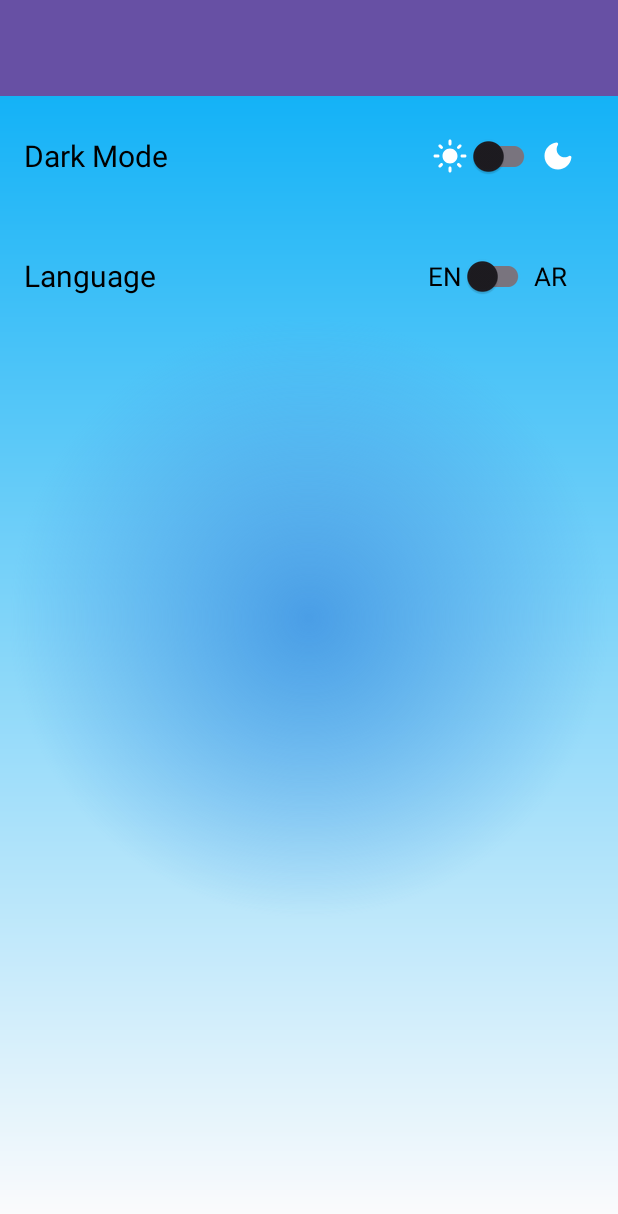
After one commit to 0xSA7/What-Now-NewsApp, an Android app: the SettingsActivity screen opened directly, with no data from a screen before it, on a phone screen of 412 x 824 dp. The commit adds this screen. Shown: the top 1214 px of the screen. Run offline under Robolectric (Android 15) with nearby library versions, the phone set to English and light mode, and no system bars; Roboto replaces fonts that are not available here.

Commit message:
Settings Activity

```diff
--- a/app/src/main/AndroidManifest.xml
+++ b/app/src/main/AndroidManifest.xml
@@ -15,6 +15,9 @@
         android:theme="@style/Theme.WhatNow"
         android:usesCleartextTraffic="true"
         tools:targetApi="31">
+        <activity
+            android:name=".SettingsActivity"
+            android:exported="false" />
         <activity
             android:name=".api.SearchFragment"
             android:exported="false" />
--- a/app/src/main/java/com/example/whatnow/MainActivity.kt
+++ b/app/src/main/java/com/example/whatnow/MainActivity.kt
@@ -35,6 +35,7 @@ class MainActivity : AppCompatActivity(), SearchFragment.OnSearchListener {
         val retrofit = DefaultRetrofitFactory().createRetrofit()
         val newsCallable = retrofit.create(NewsCallable::class.java)
         newsManager = NewsManager(this, binding, newsCallable)
+
         val query = APIBuilder.topHeadlinesCall()
         newsManager.loadNews(query)
         binding.swipeRefresh.setOnRefreshListener { newsManager.loadNews(query) }
--- /dev/null
+++ b/app/src/main/java/com/example/whatnow/SettingsActivity.kt
@@ -0,0 +1,104 @@
+package com.example.whatnow
+
+import android.content.Context
+import android.content.SharedPreferences
+import android.content.res.Configuration
+import android.os.Bundle
+import androidx.activity.enableEdgeToEdge
+import androidx.appcompat.app.AppCompatActivity
+import androidx.appcompat.app.AppCompatDelegate
+import androidx.appcompat.widget.SwitchCompat
+import androidx.appcompat.widget.Toolbar
+import androidx.core.view.ViewCompat
+import androidx.core.view.WindowInsetsCompat
+import java.util.Locale
+
+class SettingsActivity : AppCompatActivity() {
+    private lateinit var modeSwitch: SwitchCompat
+    private var nightMode:Boolean=false
+    private var editor: SharedPreferences.Editor?=null
+    private var  sharedPreferences:SharedPreferences?=null
+    override fun onCreate(savedInstanceState: Bundle?) {
+        super.onCreate(savedInstanceState)
+        enableEdgeToEdge()
+        setContentView(R.layout.activity_settings)
+        ViewCompat.setOnApplyWindowInsetsListener(findViewById(R.id.main)) { v, insets ->
+            val systemBars = insets.getInsets(WindowInsetsCompat.Type.systemBars())
+            v.setPadding(systemBars.left, systemBars.top, systemBars.right, systemBars.bottom)
+            insets
+        }
+        val switchLanguage: SwitchCompat = findViewById(R.id.switch_language)
+        val sharedPref = getSharedPreferences("app_preferences", Context.MODE_PRIVATE)
+        val savedLanguage = sharedPref.getString("language", "en") ?: "en"
+
+        // Set switch state based on current locale
+        switchLanguage.isChecked = savedLanguage == "ar"
+
+        switchLanguage.setOnCheckedChangeListener { _, isChecked ->
+            val language = if (isChecked) "ar" else "en"
+            val editor = sharedPref.edit()
+            editor.putString("language", language)
+            editor.apply()
+            recreate()
+        }
+        modeSwitch=findViewById(R.id.switch_theme)
+        sharedPreferences=getSharedPreferences("MODE", Context.MODE_PRIVATE)
+        nightMode=sharedPreferences?.getBoolean("night",false)!!
+
+        if (nightMode){
+            modeSwitch.isChecked=true
+            AppCompatDelegate.setDefaultNightMode(AppCompatDelegate.MODE_NIGHT_YES)
+        }
+        modeSwitch.setOnCheckedChangeListener{compoundButton,state->
+            if (nightMode){
+                AppCompatDelegate.setDefaultNightMode(AppCompatDelegate.MODE_NIGHT_NO)
+                editor=sharedPreferences?.edit()
+                editor?.putBoolean("night",false)
+            }else{
+                AppCompatDelegate.setDefaultNightMode(AppCompatDelegate.MODE_NIGHT_YES)
+                editor=sharedPreferences?.edit()
+                editor?.putBoolean("night",true)
+
+
+            }
+            editor?.apply()
+
+            val toolbar: Toolbar = findViewById(R.id.toolbar)
+            setSupportActionBar(toolbar)
+
+
+            supportActionBar?.title = "Setting"
+
+
+            supportActionBar?.setDisplayHomeAsUpEnabled(true)
+
+
+            toolbar.setNavigationOnClickListener {
+                onBackPressed()
+            }
+
+
+
+        }
+
+    }
+    private fun setLocale(languageCode: String) {
+        val locale = Locale(languageCode)
+        Locale.setDefault(locale)
+        val config = Configuration()
+        config.locale = locale
+        resources.updateConfiguration(config, resources.displayMetrics)
+
+        // Save language preference
+        val sharedPref = getSharedPreferences("app_preferences", Context.MODE_PRIVATE)
+        with(sharedPref.edit()) {
+            putString("language", languageCode)
+            apply()
+        }
+
+        // Restart the activity to apply changes
+        val intent = intent
+        finish()
+        startActivity(intent)
+    }
+}
--- /dev/null
+++ b/app/src/main/res/drawable/background_light.xml
@@ -0,0 +1,24 @@
+<?xml version="1.0" encoding="utf-8"?>
+<layer-list xmlns:android="http://schemas.android.com/apk/res/android">
+    <item>
+        <shape android:shape="rectangle">
+            <gradient
+                android:startColor="#00ACF6"
+                android:endColor="#FFFCFC"
+                android:angle="270"
+                android:type="linear" />
+        </shape>
+    </item>
+    <item android:left="0dp" android:right="0dp" android:top="0dp" android:bottom="0dp">
+        <shape>
+            <gradient
+                android:startColor="#4A9EE6"
+                android:endColor="#00FFFFFF"
+                android:angle="0"
+                android:type="radial"
+                android:gradientRadius="200dp"/>
+        </shape>
+    </item>
+
+
+</layer-list>
--- /dev/null
+++ b/app/src/main/res/drawable/background_night.xml
@@ -0,0 +1,22 @@
+<?xml version="1.0" encoding="utf-8"?>
+<layer-list xmlns:android="http://schemas.android.com/apk/res/android">
+    <item>
+        <shape android:shape="rectangle">
+            <gradient
+                android:startColor="#00ACF6"
+                android:endColor="#000000"
+                android:angle="270"
+                android:type="linear" />
+        </shape>
+    </item>
+    <item android:left="0dp" android:right="0dp" android:top="0dp" android:bottom="0dp">
+        <shape>
+            <gradient
+                android:startColor="#234B6A"
+                android:endColor="#00FFFFFF"
+                android:angle="0"
+                android:type="radial"
+                android:gradientRadius="200dp"/>
+        </shape>
+    </item>
+</layer-list>
--- /dev/null
+++ b/app/src/main/res/drawable/ic_dark_mood.xml
@@ -0,0 +1,5 @@
+<vector xmlns:android="http://schemas.android.com/apk/res/android" android:height="24dp" android:tint="?attr/colorOnSecondary" android:viewportHeight="24" android:viewportWidth="24" android:width="24dp">
+
+    <path android:fillColor="@android:color/white" android:pathData="M11.01,3.05C6.51,3.54 3,7.36 3,12c0,4.97 4.03,9 9,9c4.63,0 8.45,-3.5 8.95,-8c0.09,-0.79 -0.78,-1.42 -1.54,-0.95c-0.84,0.54 -1.84,0.85 -2.91,0.85c-2.98,0 -5.4,-2.42 -5.4,-5.4c0,-1.06 0.31,-2.06 0.84,-2.89C12.39,3.94 11.9,2.98 11.01,3.05z"/>
+
+</vector>
--- /dev/null
+++ b/app/src/main/res/drawable/ic_light_mood.xml
@@ -0,0 +1,5 @@
+<vector xmlns:android="http://schemas.android.com/apk/res/android" android:height="24dp" android:tint="?attr/colorOnSecondary" android:viewportHeight="24" android:viewportWidth="24" android:width="24dp">
+
+    <path android:fillColor="@android:color/white" android:pathData="M12,7c-2.76,0 -5,2.24 -5,5s2.24,5 5,5s5,-2.24 5,-5S14.76,7 12,7L12,7zM2,13l2,0c0.55,0 1,-0.45 1,-1s-0.45,-1 -1,-1l-2,0c-0.55,0 -1,0.45 -1,1S1.45,13 2,13zM20,13l2,0c0.55,0 1,-0.45 1,-1s-0.45,-1 -1,-1l-2,0c-0.55,0 -1,0.45 -1,1S19.45,13 20,13zM11,2v2c0,0.55 0.45,1 1,1s1,-0.45 1,-1V2c0,-0.55 -0.45,-1 -1,-1S11,1.45 11,2zM11,20v2c0,0.55 0.45,1 1,1s1,-0.45 1,-1v-2c0,-0.55 -0.45,-1 -1,-1C11.45,19 11,19.45 11,20zM5.99,4.58c-0.39,-0.39 -1.03,-0.39 -1.41,0c-0.39,0.39 -0.39,1.03 0,1.41l1.06,1.06c0.39,0.39 1.03,0.39 1.41,0s0.39,-1.03 0,-1.41L5.99,4.58zM18.36,16.95c-0.39,-0.39 -1.03,-0.39 -1.41,0c-0.39,0.39 -0.39,1.03 0,1.41l1.06,1.06c0.39,0.39 1.03,0.39 1.41,0c0.39,-0.39 0.39,-1.03 0,-1.41L18.36,16.95zM19.42,5.99c0.39,-0.39 0.39,-1.03 0,-1.41c-0.39,-0.39 -1.03,-0.39 -1.41,0l-1.06,1.06c-0.39,0.39 -0.39,1.03 0,1.41s1.03,0.39 1.41,0L19.42,5.99zM7.05,18.36c0.39,-0.39 0.39,-1.03 0,-1.41c-0.39,-0.39 -1.03,-0.39 -1.41,0l-1.06,1.06c-0.39,0.39 -0.39,1.03 0,1.41s1.03,0.39 1.41,0L7.05,18.36z"/>
+
+</vector>
--- /dev/null
+++ b/app/src/main/res/layout/activity_settings.xml
@@ -0,0 +1,122 @@
+<?xml version="1.0" encoding="utf-8"?>
+<androidx.constraintlayout.widget.ConstraintLayout
+    xmlns:android="http://schemas.android.com/apk/res/android"
+    xmlns:app="http://schemas.android.com/apk/res-auto"
+    xmlns:tools="http://schemas.android.com/tools"
+    android:id="@+id/main"
+    style="@style/BACKGROUND"
+    android:layout_width="match_parent"
+    android:layout_height="match_parent"
+    tools:context=".MainActivity">
+
+    <!-- Toolbar with Back Button -->
+    <androidx.appcompat.widget.Toolbar
+        android:id="@+id/toolbar"
+        android:layout_width="0dp"
+        android:layout_height="wrap_content"
+        android:background="?attr/colorPrimary"
+        android:title="Settings"
+        android:theme="@style/ThemeOverlay.AppCompat.Dark.ActionBar"
+        app:popupTheme="@style/ThemeOverlay.AppCompat.Light"
+        app:layout_constraintTop_toTopOf="parent"
+        app:layout_constraintStart_toStartOf="parent"
+        app:layout_constraintEnd_toEndOf="parent" />
+
+    <!-- Dark Mode Section -->
+    <LinearLayout
+        android:id="@+id/mode"
+        android:orientation="horizontal"
+        android:gravity="center_vertical"
+        android:layout_width="0dp"
+        android:layout_height="wrap_content"
+        android:padding="16dp"
+        app:layout_constraintTop_toBottomOf="@id/toolbar"
+        app:layout_constraintStart_toStartOf="parent"
+        app:layout_constraintEnd_toEndOf="parent">
+
+        <TextView
+            style="@style/TEXT"
+            android:textSize="20sp"
+            android:text="Dark Mode"
+            android:layout_marginEnd="160dp"
+            android:layout_width="wrap_content"
+            android:layout_height="wrap_content" />
+
+        <LinearLayout
+            android:layout_width="wrap_content"
+            android:layout_height="wrap_content"
+            android:layout_marginStart="16dp"
+            android:gravity="center"
+            android:orientation="horizontal">
+
+            <ImageView
+                android:layout_width="wrap_content"
+                android:layout_height="wrap_content"
+                android:src="@drawable/ic_light_mood"
+                android:contentDescription="Light Mode" />
+
+            <androidx.appcompat.widget.SwitchCompat
+                android:id="@+id/switch_theme"
+                android:layout_width="wrap_content"
+                android:layout_height="wrap_content"
+                android:checked="false" />
+
+            <ImageView
+                android:layout_width="wrap_content"
+                android:layout_height="wrap_content"
+                android:rotationX="-2"
+                android:src="@drawable/ic_dark_mood"
+                android:contentDescription="Dark Mode" />
+        </LinearLayout>
+    </LinearLayout>
+
+    <!-- Language Section -->
+    <LinearLayout
+        android:id="@+id/language"
+        android:orientation="horizontal"
+        android:gravity="center_vertical"
+        android:layout_width="0dp"
+        android:layout_height="wrap_content"
+        android:padding="16dp"
+        app:layout_constraintTop_toBottomOf="@id/mode"
+        app:layout_constraintStart_toStartOf="parent"
+        app:layout_constraintEnd_toEndOf="parent">
+
+        <TextView
+            style="@style/TEXT"
+            android:textSize="20sp"
+            android:layout_marginEnd="165dp"
+            android:text="Language"
+            android:layout_width="wrap_content"
+            android:layout_height="wrap_content" />
+
+        <LinearLayout
+            android:layout_width="wrap_content"
+            android:layout_height="wrap_content"
+            android:layout_marginStart="16dp"
+            android:gravity="center"
+            android:orientation="horizontal">
+
+            <TextView
+                android:text="EN"
+                style="@style/TEXT"
+                android:textSize="17sp"
+                android:layout_width="wrap_content"
+                android:layout_height="wrap_content" />
+
+            <androidx.appcompat.widget.SwitchCompat
+                android:id="@+id/switch_language"
+                android:layout_width="wrap_content"
+                android:layout_height="wrap_content"
+                android:checked="false" />
+
+            <TextView
+                android:text="AR"
+                style="@style/TEXT"
+                android:textSize="17sp"
+                android:layout_width="wrap_content"
+                android:layout_height="wrap_content" />
+        </LinearLayout>
+    </LinearLayout>
+
+</androidx.constraintlayout.widget.ConstraintLayout>
--- a/app/src/main/res/layout/fragment_no_news.xml
+++ b/app/src/main/res/layout/fragment_no_news.xml
@@ -3,7 +3,7 @@
     xmlns:app="http://schemas.android.com/apk/res-auto"
     android:id="@+id/main"
     xmlns:tools="http://schemas.android.com/tools"
-    android:background="@drawable/brush_background"
+style="@style/BACKGROUND"
     android:layout_width="match_parent"
     android:layout_height="match_parent"
     android:orientation="vertical">
@@ -18,6 +18,7 @@
 
     <TextView
         android:id="@+id/no_news_tv"
+        style="@style/TEXT"
         android:layout_margin="16dp"
         android:layout_width="wrap_content"
         android:layout_height="wrap_content"
@@ -26,7 +27,7 @@
 
     <Button
         android:id="@+id/try_again_btn"
-        android:textColor="@color/black"
+        android:textColor="@color/gray"
         style="@style/Widget.AppCompat.Button.Borderless"
         android:layout_width="wrap_content"
         android:layout_height="wrap_content"
--- a/app/src/main/res/values-night/themes.xml
+++ b/app/src/main/res/values-night/themes.xml
@@ -4,4 +4,26 @@
         <!-- Customize your dark theme here. -->
         <!-- <item name="colorPrimary">@color/my_dark_primary</item> -->
     </style>
+    <!--use this styles to change app from light mode to dark mode-->
+
+    <!--Dark Mode-->
+
+    <!--use this style when to use any view has text-->
+    <style name="TEXT">
+        <item name="android:textColor">#FFFFFF</item>
+    </style>
+    <!--use this style when to use any icon in android:tint=""-->
+    <item name="colorOnSecondary" type="color">@color/black</item>
+
+    <!--use this style when to use button-->
+    <style name="BUTTON">
+        <item name="android:background">#0B3B64</item>
+        <item name="android:textColor">#FFFFFFFF</item>
+    </style>
+
+    <!--use this style when to use any background-->
+    <style name="BACKGROUND">
+        <item name="android:background">@drawable/background_night</item>
+    </style>
+
 </resources>
--- a/app/src/main/res/values/strings.xml
+++ b/app/src/main/res/values/strings.xml
@@ -54,5 +54,4 @@
         <item>Urdu</item>
         <item>Chinese</item>
     </string-array>
-    <string name="hello_blank_fragment">Hello blank fragment</string>
 </resources>
--- a/app/src/main/res/values/themes.xml
+++ b/app/src/main/res/values/themes.xml
@@ -6,4 +6,23 @@
     </style>
 
     <style name="Theme.WhatNow" parent="Base.Theme.WhatNow" />
+    <!--use this styles to change app from dark mode to light mode-->
+
+    <!--Light Mode-->
+
+    <!--use this style when to use any view has text-->
+    <style name="TEXT">
+        <item name="android:textColor">#000000</item>
+    </style>
+    <!--use this style when to use any icon in android:tint=""-->
+    <item name="colorOnSecondary" type="color">@color/white</item>
+    <!--use this style when to use button-->
+    <style name="BUTTON">
+        <item name="android:background">#117CD9</item>
+        <item name="android:textColor">#000000</item>
+    </style>
+    <!--use this style when to use any background-->
+    <style name="BACKGROUND">
+        <item name="android:background">@drawable/background_light</item>
+    </style>
 </resources>
```
Also changed, not shown: app/src/main/java/com/example/whatnow/api/SettingAPI.kt (+7 -1 lines), app/src/main/res/layout/activity_main.xml (+8 -7 lines), app/src/main/res/layout/activity_setting_api.xml (+35 -32 lines), app/src/main/res/layout/activity_sign_in.xml (+21 -16 lines), app/src/main/res/layout/activity_signup.xml (+20 -15 lines), 1 other file.
